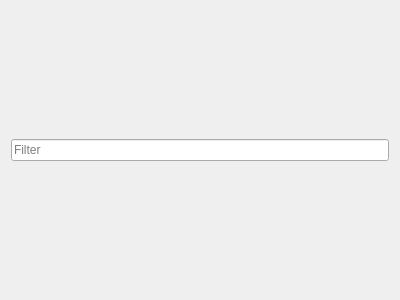
Qt form src/ui/small_widgets/FilterWidget.ui (Komet/MediaElch) before a commit.
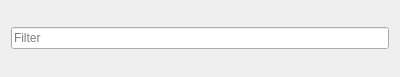
The same form after that commit. Custom widgets are drawn as their Qt base class.

The edit to the form file:
```diff
--- a/src/ui/small_widgets/FilterWidget.ui
+++ b/src/ui/small_widgets/FilterWidget.ui
@@ -7,7 +7,7 @@
     <x>0</x>
     <y>0</y>
     <width>400</width>
-    <height>300</height>
+    <height>77</height>
    </rect>
   </property>
   <layout class="QHBoxLayout" name="horizontalLayout" stretch="1">
```
